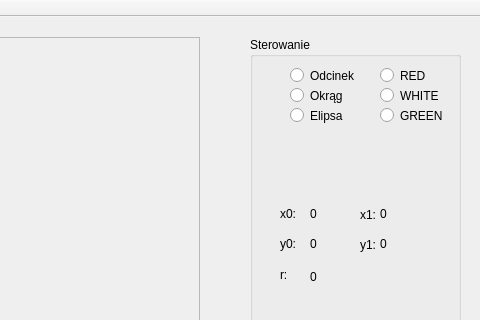
First picture: the form in mainwindow.ui, repository mbobas/QT_rysowanie_odcinkow, before the edit; both pictures show x 320 to 800 and y 0 to 320 of the 800 by 600 pixel window.
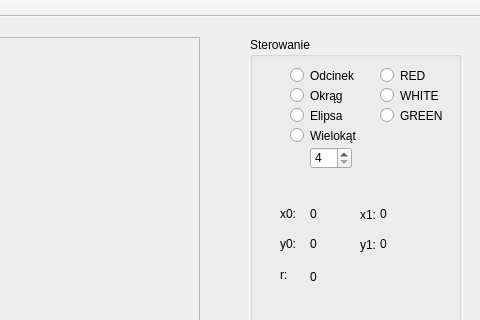
Second picture: the form after the edit.

The edit to the form file:
```diff
--- a/mainwindow.ui
+++ b/mainwindow.ui
@@ -276,6 +276,35 @@
       <string>0</string>
      </property>
     </widget>
+    <widget class="QRadioButton" name="radioButton_7">
+     <property name="geometry">
+      <rect>
+       <x>40</x>
+       <y>90</y>
+       <width>82</width>
+       <height>17</height>
+      </rect>
+     </property>
+     <property name="text">
+      <string>Wielokąt</string>
+     </property>
+    </widget>
+    <widget class="QSpinBox" name="spinBox">
+     <property name="geometry">
+      <rect>
+       <x>60</x>
+       <y>110</y>
+       <width>42</width>
+       <height>22</height>
+      </rect>
+     </property>
+     <property name="minimum">
+      <number>4</number>
+     </property>
+     <property name="maximum">
+      <number>20</number>
+     </property>
+    </widget>
    </widget>
   </widget>
   <widget class="QMenuBar" name="menuBar">
```
